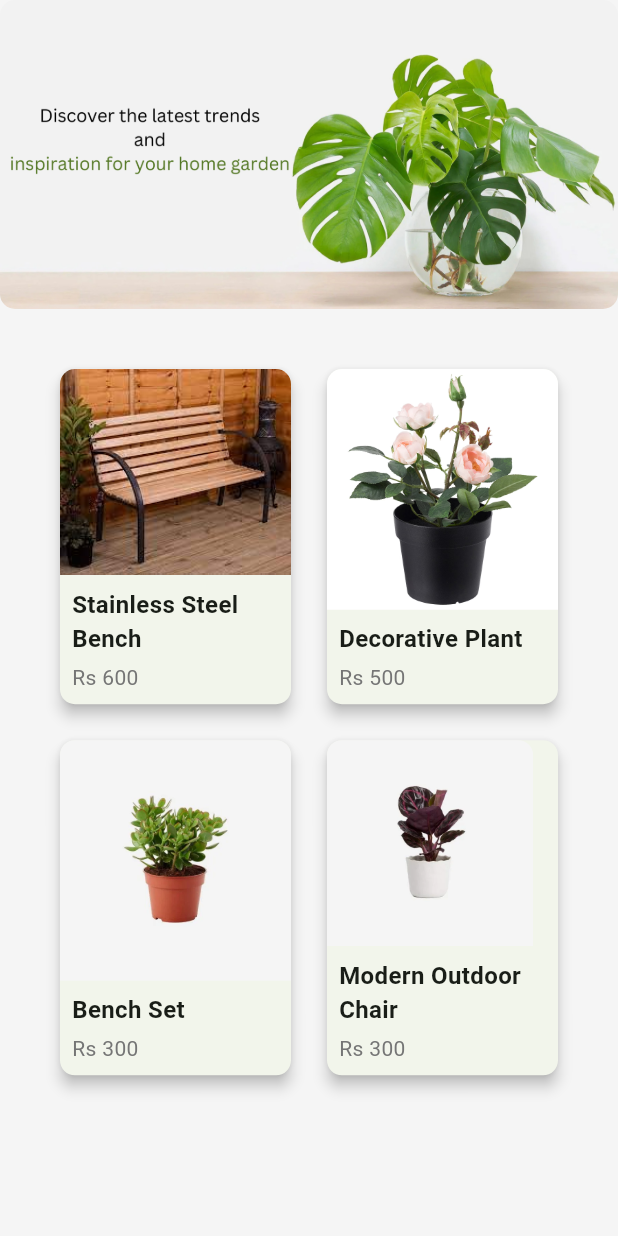
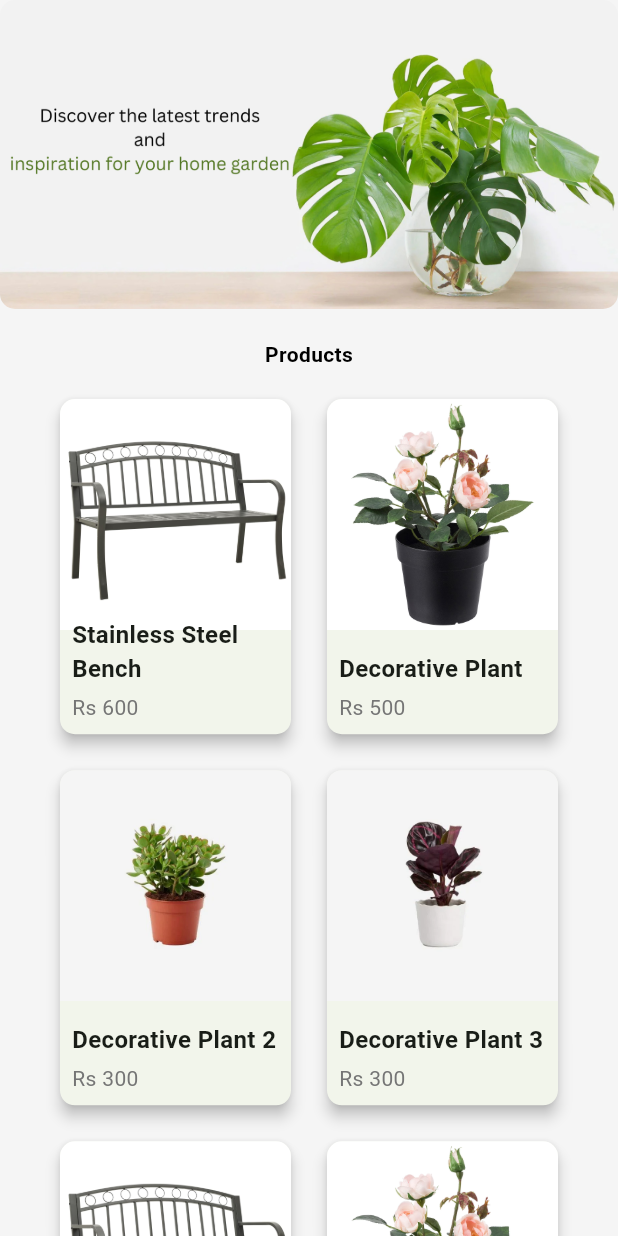
Before and after one commit to KJBotheju/modern_landscaping, a Flutter app: the Body screen opened directly, on a phone screen of 412 x 824 dp. Run offline on Flutter 3.47's test engine with Material 3 defaults, Android fonts, the phone set to English and light mode, and no system bars; drawn by our look-alikes of carousel_slider; our stand-ins replace cloud_firestore, firebase_auth, firebase_core; accounts and stored records are empty.

Commit message:
create products

```diff
--- a/analysis_options.yaml
+++ b/analysis_options.yaml
@@ -9,6 +9,7 @@
 # packages, and plugins designed to encourage good coding practices.
 analyzer:
   errors:
+    avoid_print: ignore
     file_names: ignore
     prefer_const_constructors: ignore
     unused_field: ignore
--- a/lib/pages/Body.dart
+++ b/lib/pages/Body.dart
@@ -1,3 +1,5 @@
+// ignore_for_file: prefer_const_literals_to_create_immutables
+
 import 'package:flutter/material.dart';
 import 'package:carousel_slider/carousel_slider.dart';
 import 'package:modern_landscaping/products/products.dart';
@@ -48,7 +50,18 @@ class _BodyState extends State<Body> {
             ),
             Padding(
               padding: EdgeInsets.all(20),
-              child: Products(),
+              child: Column(
+                children: [
+                  Text(
+                    'Products',
+                    style: TextStyle(
+                      color: Colors.black,
+                      fontWeight: FontWeight.bold,
+                    ),
+                  ),
+                  Products(),
+                ],
+              ),
             ),
           ],
         ),
--- a/lib/products/products.dart
+++ b/lib/products/products.dart
@@ -1,3 +1,6 @@
+// ignore_for_file: avoid_print
+
+import 'dart:async';
 import 'package:flutter/material.dart';
 import 'package:modern_landscaping/products/ProductDetailPage.dart';
 
@@ -9,7 +12,6 @@ class Products extends StatefulWidget {
 }
 
 class _ProductsState extends State<Products> {
-  // Sample product data
   final List<Map<String, String>> _products = [
     {
       'image': 'assets/images/product1.jpg',
@@ -23,25 +25,67 @@ class _ProductsState extends State<Products> {
     },
     {
       'image': 'assets/images/product3.jpg',
-      'name': 'Bench Set',
+      'name': 'Decorative Plant 2',
       'price': 'Rs 300',
     },
     {
       'image': 'assets/images/product4.jpg',
-      'name': 'Modern Outdoor Chair',
+      'name': 'Decorative Plant 3',
+      'price': 'Rs 300',
+    },
+    {
+      'image': 'assets/images/product1.jpg',
+      'name': 'Stainless Steel Bench',
+      'price': 'Rs 600',
+    },
+    {
+      'image': 'assets/images/product2.png',
+      'name': 'Decorative Plant',
+      'price': 'Rs 500',
+    },
+    {
+      'image': 'assets/images/product3.jpg',
+      'name': 'Decorative Plant 2',
+      'price': 'Rs 300',
+    },
+    {
+      'image': 'assets/images/product4.jpg',
+      'name': 'Decorative Plant 3',
       'price': 'Rs 300',
     },
   ];
+
+  int? _selectedProductIndex;
+  Timer? _timer;
+
+  void _showIcons(int index) {
+    setState(() {
+      _selectedProductIndex = index;
+    });
+
+    _timer?.cancel();
+    _timer = Timer(const Duration(seconds: 3), () {
+      setState(() {
+        _selectedProductIndex = null;
+      });
+    });
+  }
+
+  @override
+  void dispose() {
+    _timer?.cancel();
+    super.dispose();
+  }
 
   @override
   Widget build(BuildContext context) {
     return GridView.builder(
       padding: const EdgeInsets.all(16.0),
       gridDelegate: const SliverGridDelegateWithFixedCrossAxisCount(
-        crossAxisCount: 2, // Two products in the same row
+        crossAxisCount: 2,
         crossAxisSpacing: 16.0,
         mainAxisSpacing: 16.0,
-        childAspectRatio: 0.7, // Adjust the aspect ratio for the grid items
+        childAspectRatio: 0.7,
       ),
       itemCount: _products.length,
       itemBuilder: (context, index) {
@@ -51,21 +95,52 @@ class _ProductsState extends State<Products> {
           shape: RoundedRectangleBorder(
             borderRadius: BorderRadius.circular(10),
           ),
-          child: Column(
-            crossAxisAlignment: CrossAxisAlignment.start,
+          child: Stack(
             children: [
               Expanded(
                 child: ClipRRect(
                   borderRadius: BorderRadius.vertical(top: Radius.circular(10)),
+                  child: GestureDetector(
+                    onTap: () => _showIcons(index),
                     child: Image.asset(
                       product['image']!,
                       fit: BoxFit.cover,
                     ),
                   ),
                 ),
-              GestureDetector(
+              ),
+              if (_selectedProductIndex == index) ...[
+                Positioned(
+                  top: 10,
+                  right: 10,
+                  child: GestureDetector(
+                    onTap: () => print('camera click.'),
+                    child: Icon(
+                      Icons.camera_alt,
+                      size: 30,
+                      color: Colors.black,
+                    ),
+                  ),
+                ),
+                Positioned(
+                  top: 40,
+                  right: 10,
+                  child: GestureDetector(
+                    onTap: () => print('cart click.'),
+                    child: Icon(
+                      Icons.shopping_cart,
+                      size: 30,
+                      color: Colors.black,
+                    ),
+                  ),
+                ),
+              ],
+              Positioned(
+                bottom: 0,
+                left: 0,
+                right: 0,
+                child: GestureDetector(
                   onTap: () {
-                  // Navigate to the product detail page when the name or price is tapped
                     Navigator.push(
                       context,
                       MaterialPageRoute(
@@ -85,7 +160,7 @@ class _ProductsState extends State<Products> {
                             fontWeight: FontWeight.bold,
                           ),
                         ),
-                      SizedBox(height: 4), // Optional spacing
+                        SizedBox(height: 4),
                         Text(
                           product['price']!,
                           style: TextStyle(
@@ -97,13 +172,13 @@ class _ProductsState extends State<Products> {
                     ),
                   ),
                 ),
+              ),
             ],
           ),
         );
       },
-      shrinkWrap: true, // Makes the GridView size based on its children
-      physics:
-          NeverScrollableScrollPhysics(), // Prevents GridView from scrolling
+      shrinkWrap: true,
+      physics: NeverScrollableScrollPhysics(),
     );
   }
 }
```
Also changed, not shown: assets/images/product1.jpg. Lines whose indentation alone changed are shown as unchanged.
